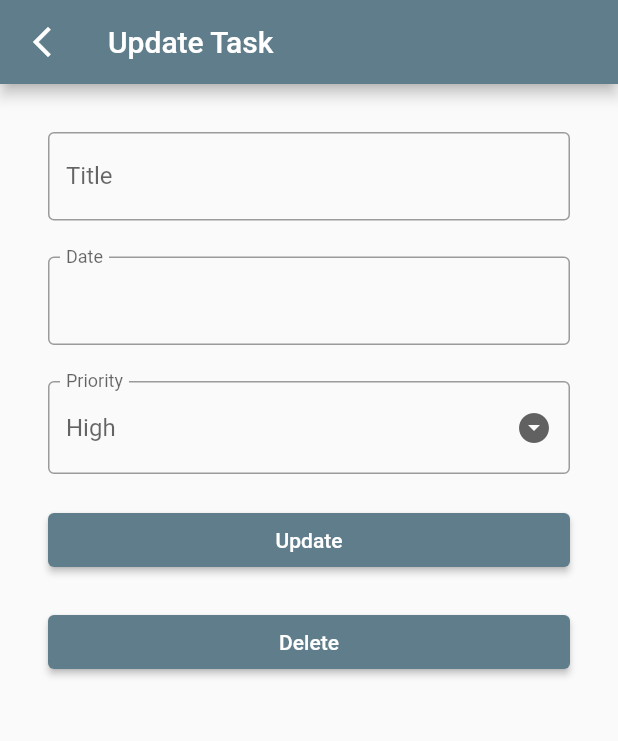
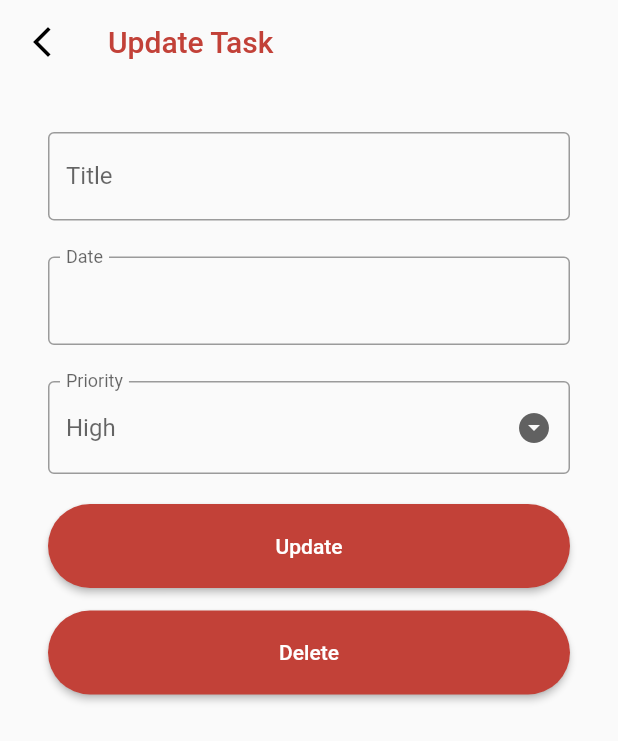
Before and after one commit to Sparsh-singhal/task_manager_app, a Flutter app: the screen it shows after launch, after a tap on "Send an email to the team", on a phone screen of 412 x 824 dp. Shown: the top 741 px of the screen. Run offline on Flutter 3.47's test engine with Material 2 defaults, Android fonts, the phone set to English and light mode, and no system bars; our stand-ins replace fluttertoast, go_router.

Commit message:
modify theme

```diff
--- a/lib/history.dart
+++ b/lib/history.dart
@@ -24,7 +24,9 @@ class _HistoryState extends State<History> {
   }
 
   Widget _buildList() {
-    return ListView.builder(
+    return Padding(
+      padding: const EdgeInsets.symmetric(horizontal: 23),
+      child: ListView.builder(
         itemCount: completedTasks.length,
         itemBuilder: ((context, int index) {
           return ListTile(
@@ -52,6 +54,7 @@ class _HistoryState extends State<History> {
                 ),
               ));
         }),
+      ),
     );
   }
 
--- a/lib/homepage.dart
+++ b/lib/homepage.dart
@@ -26,7 +26,9 @@ class _MyHomePageState extends State<MyHomePage> {
   }
 
   Widget _buildList() {
-    return ListView.builder(
+    return Padding(
+      padding: const EdgeInsets.symmetric(horizontal: 23),
+      child: ListView.builder(
         itemCount: pendingTasks.length,
         itemBuilder: (context, int index) {
           return ListTile(
@@ -55,6 +57,7 @@ class _MyHomePageState extends State<MyHomePage> {
             ),
           );
         },
+      ),
     );
   }
 
@@ -62,8 +65,21 @@ class _MyHomePageState extends State<MyHomePage> {
   Widget build(BuildContext context) {
     return Scaffold(
       appBar: AppBar(
-        leading: const Icon(Icons.grid_view_rounded),
-        title: const Text('TaskManager'),
+        backgroundColor: Colors.transparent,
+        elevation: 0,
+        leading: const Icon(
+          Icons.grid_view_rounded,
+          color: Colors.black,
+        ),
+        title: Row(
+          children: const [
+            Text(
+              'Task',
+              style: TextStyle(color: Colors.grey),
+            ),
+            Text('Manager'),
+          ],
+        ),
         actions: <Widget>[
           IconButton(
             onPressed: (() => GoRouter.of(context).go('/history')),
--- a/lib/main.dart
+++ b/lib/main.dart
@@ -15,10 +15,30 @@ class MyApp extends StatelessWidget {
       routerConfig: router,
       title: 'Task Manager App',
       theme: ThemeData(
-        primarySwatch: Colors.blueGrey,
+        primaryColor: const Color.fromARGB(255, 194, 65, 56),
+        // primarySwatch: MaterialColor(),
+        colorScheme: ColorScheme.fromSwatch().copyWith(secondary: Colors.white),
+        elevatedButtonTheme: ElevatedButtonThemeData(
+          style: ElevatedButton.styleFrom(
+            backgroundColor: const Color.fromARGB(255, 194, 65, 56),
+            padding: const EdgeInsets.all(20),
+            // textStyle: TextStyle(fontWeight: FontWeight.w400), // This is throwing some error
+            shape: RoundedRectangleBorder(
+              borderRadius: BorderRadius.circular(30),
+            ),
+          ),
+        ),
         textTheme: const TextTheme(
           headline1: TextStyle(color: Colors.red),
         ),
+        appBarTheme: const AppBarTheme(
+          backgroundColor: Colors.transparent,
+          foregroundColor: Color.fromARGB(255, 194, 65, 56),
+          elevation: 0,
+          iconTheme: IconThemeData(color: Colors.black),
+        ),
+        floatingActionButtonTheme:
+            const FloatingActionButtonThemeData(foregroundColor: Colors.black),
       ),
     );
   }
--- a/lib/update_task.dart
+++ b/lib/update_task.dart
@@ -98,7 +98,7 @@ class _UpdateTaskState extends State<UpdateTask> {
               onPressed: (() => print('hi')),
               child: const Text('Update'),
             ),
-            const SizedBox(height: 20),
+            const SizedBox(height: 15),
             ElevatedButton(
               onPressed: (() => _deleteTask()),
               child: const Text('Delete'),
```
Lines whose indentation alone changed are shown as unchanged.
